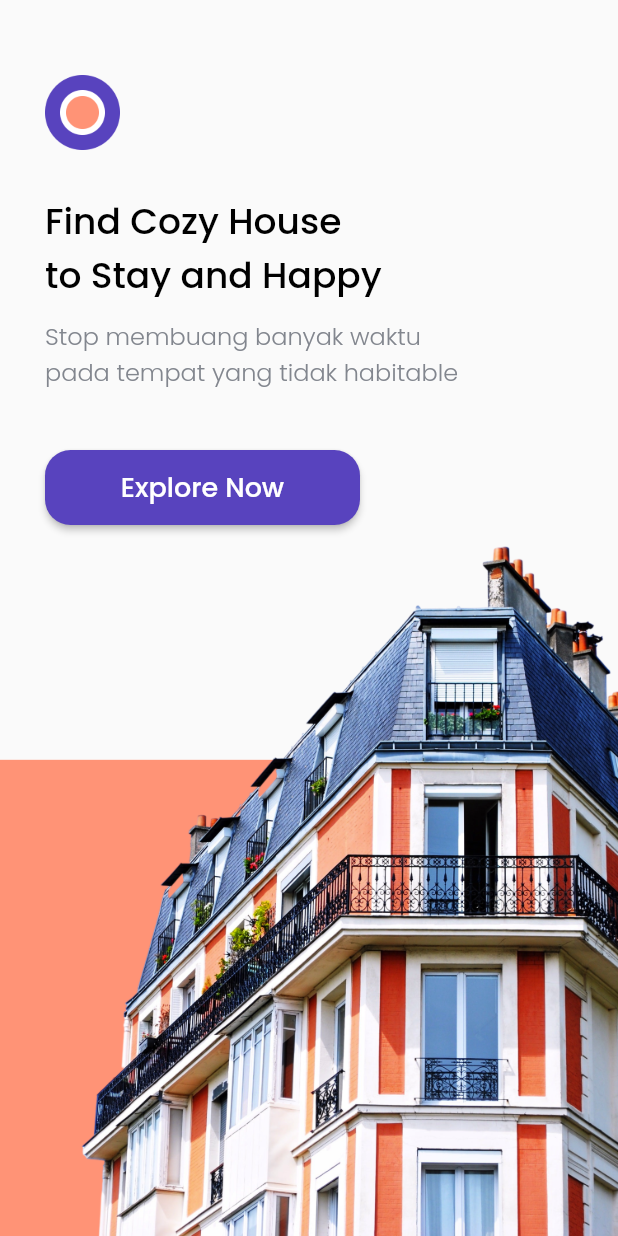
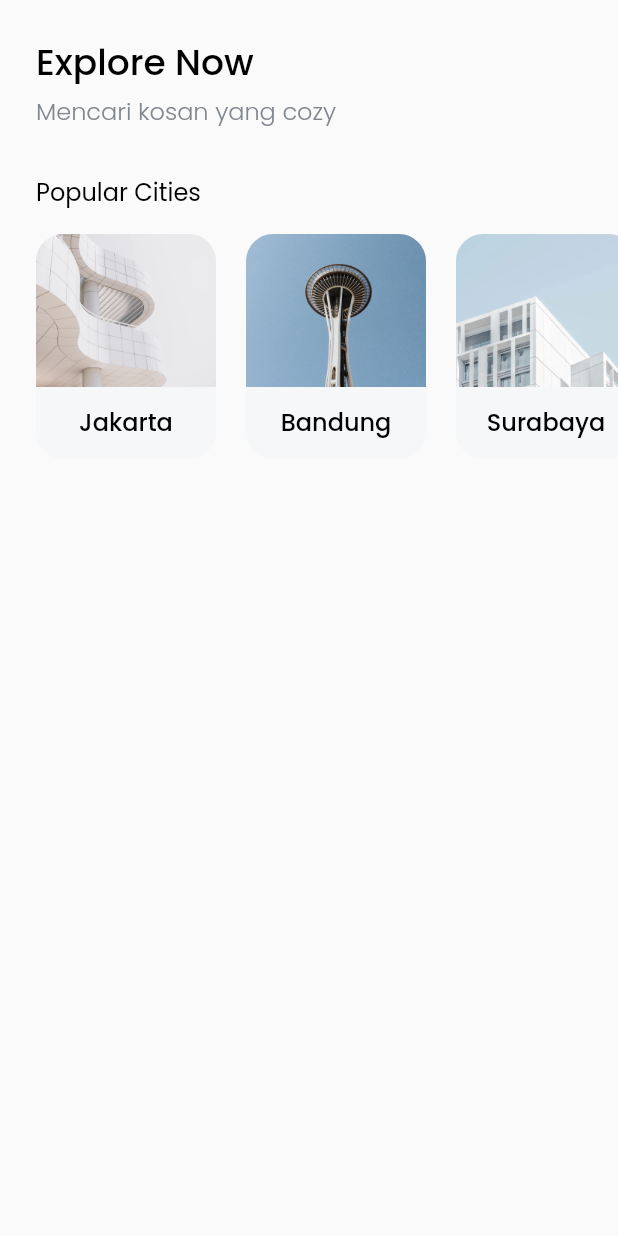
Before and after one commit to LordRedsky/cozy_app, a Flutter app: the screen it shows after launch, after a tap on "Explore Now", on a phone screen of 412 x 824 dp. Run offline on Flutter 3.47's test engine with Material 2 defaults, Android fonts, the phone set to English and light mode, and no system bars; our stand-ins replace google_fonts.

Commit message:
create splash page dan city_card

```diff
--- a/lib/main.dart
+++ b/lib/main.dart
@@ -13,6 +13,7 @@ class MyApp extends StatelessWidget {
   @override
   Widget build(BuildContext context) {
     return MaterialApp(
+      debugShowCheckedModeBanner: false,
       home: SplashPage(),
     );
   }
--- /dev/null
+++ b/lib/models/city.dart
@@ -0,0 +1,13 @@
+// ignore_for_file: public_member_api_docs, sort_constructors_first
+class City {
+  int id;
+  String name;
+  String imageUrl;
+  bool isFavorite;
+
+  City(
+      {required this.id,
+      required this.name,
+      required this.imageUrl,
+      this.isFavorite = false});
+}
--- /dev/null
+++ b/lib/pages/home_page.dart
@@ -0,0 +1,99 @@
+import 'package:cozy_app/models/city.dart';
+import 'package:cozy_app/theme.dart';
+import 'package:cozy_app/widgets/city_card.dart';
+import 'package:flutter/material.dart';
+
+class HomePage extends StatelessWidget {
+  const HomePage({super.key});
+
+  @override
+  Widget build(BuildContext context) {
+    return Scaffold(
+      body: SafeArea(
+        child: Padding(
+          padding: EdgeInsets.symmetric(
+            vertical: edge,
+          ),
+          child: ListView(
+            children: [
+              Padding(
+                padding: EdgeInsets.only(left: edge),
+                child: Text(
+                  'Explore Now',
+                  style: blackTextStyle.copyWith(
+                    fontSize: 24,
+                  ),
+                ),
+              ),
+              SizedBox(
+                height: 2,
+              ),
+              Padding(
+                padding: EdgeInsets.only(left: edge),
+                child: Text(
+                  'Mencari kosan yang cozy',
+                  style: greyTextStyle.copyWith(
+                    fontSize: 16,
+                  ),
+                ),
+              ),
+              SizedBox(
+                height: 30,
+              ),
+              Padding(
+                padding: EdgeInsets.only(left: edge),
+                child: Text(
+                  'Popular Cities',
+                  style: regularTextStyle.copyWith(
+                    fontSize: 16,
+                  ),
+                ),
+              ),
+              SizedBox(
+                height: 16,
+              ),
+              Container(
+                height: 150,
+                child: ListView(
+                  scrollDirection: Axis.horizontal,
+                  children: [
+                    SizedBox(
+                      width: 24,
+                    ),
+                    CityCard(
+                      City(
+                        id: 1,
+                        name: 'Jakarta',
+                        imageUrl: 'assets/city_01.png',
+                      ),
+                    ),
+                    SizedBox(
+                      width: 20,
+                    ),
+                    CityCard(
+                      City(
+                        id: 2,
+                        name: 'Bandung',
+                        imageUrl: 'assets/city_02.png',
+                      ),
+                    ),
+                    SizedBox(
+                      width: 20,
+                    ),
+                    CityCard(
+                      City(
+                        id: 3,
+                        name: 'Surabaya',
+                        imageUrl: 'assets/city_03.png',
+                      ),
+                    ),
+                  ],
+                ),
+              ),
+            ],
+          ),
+        ),
+      ),
+    );
+  }
+}
--- a/lib/pages/splash_page.dart
+++ b/lib/pages/splash_page.dart
@@ -1,3 +1,4 @@
+import 'package:cozy_app/pages/home_page.dart';
 import 'package:cozy_app/theme.dart';
 import 'package:flutter/material.dart';
 
@@ -56,7 +57,14 @@ class SplashPage extends StatelessWidget {
                     width: 210,
                     height: 50,
                     child: ElevatedButton(
-                      onPressed: () {},
+                      onPressed: () {
+                        Navigator.push(
+                          context,
+                          MaterialPageRoute(
+                            builder: (context) => HomePage(),
+                          ),
+                        );
+                      },
                       style: ElevatedButton.styleFrom(
                         backgroundColor: purpleColor,
                         shape: RoundedRectangleBorder(
--- a/lib/theme.dart
+++ b/lib/theme.dart
@@ -7,7 +7,7 @@ Color orangeColor = Color(0xffFF9376);
 Color blackColor = Color(0xff000000);
 Color whiteColor = Color(0xffFFFFFF);
 Color greyColor = Color(0xff82868E);
-
+Color greyColorCard = Color(0xffF6F7F8);
 
 //!TEXT STYLE
 TextStyle blackTextStyle = GoogleFonts.poppins(
@@ -26,3 +26,10 @@ TextStyle purpleTextStyle = GoogleFonts.poppins(
   fontWeight: FontWeight.w500,
   color: purpleColor,
 );
+TextStyle regularTextStyle = GoogleFonts.poppins(
+  fontWeight: FontWeight.w400,
+  color: blackColor,
+);
+
+//!PADDING
+double edge = 24;
--- /dev/null
+++ b/lib/widgets/city_card.dart
@@ -0,0 +1,65 @@
+import 'package:cozy_app/theme.dart';
+import 'package:flutter/material.dart';
+import '../models/city.dart';
+
+class CityCard extends StatelessWidget {
+  final City city;
+  CityCard(this.city);
+
+  @override
+  Widget build(BuildContext context) {
+    return ClipRRect(
+      borderRadius: BorderRadius.circular(18),
+      child: Container(
+        height: 150,
+        width: 120,
+        color: greyColorCard,
+        child: Column(
+          children: [
+            Stack(
+              children: [
+                Image.asset(
+                  city.imageUrl,
+                  width: 120,
+                  height: 102,
+                  fit: BoxFit.cover,
+                ),
+                city.isFavorite
+                    ? Align(
+                        alignment: Alignment.centerRight,
+                        child: Container(
+                          width: 50,
+                          height: 30,
+                          decoration: BoxDecoration(
+                            color: purpleColor,
+                            borderRadius: BorderRadius.only(
+                              bottomLeft: Radius.circular(36),
+                            ),
+                          ),
+                          child: Center(
+                            child: Image.asset(
+                              'assets/star_icon.png',
+                              width: 22,
+                              height: 22,
+                            ),
+                          ),
+                        ),
+                      )
+                    : Container(),
+              ],
+            ),
+            SizedBox(
+              height: 11,
+            ),
+            Text(
+              city.name,
+              style: blackTextStyle.copyWith(
+                fontSize: 16,
+              ),
+            ),
+          ],
+        ),
+      ),
+    );
+  }
+}
```
